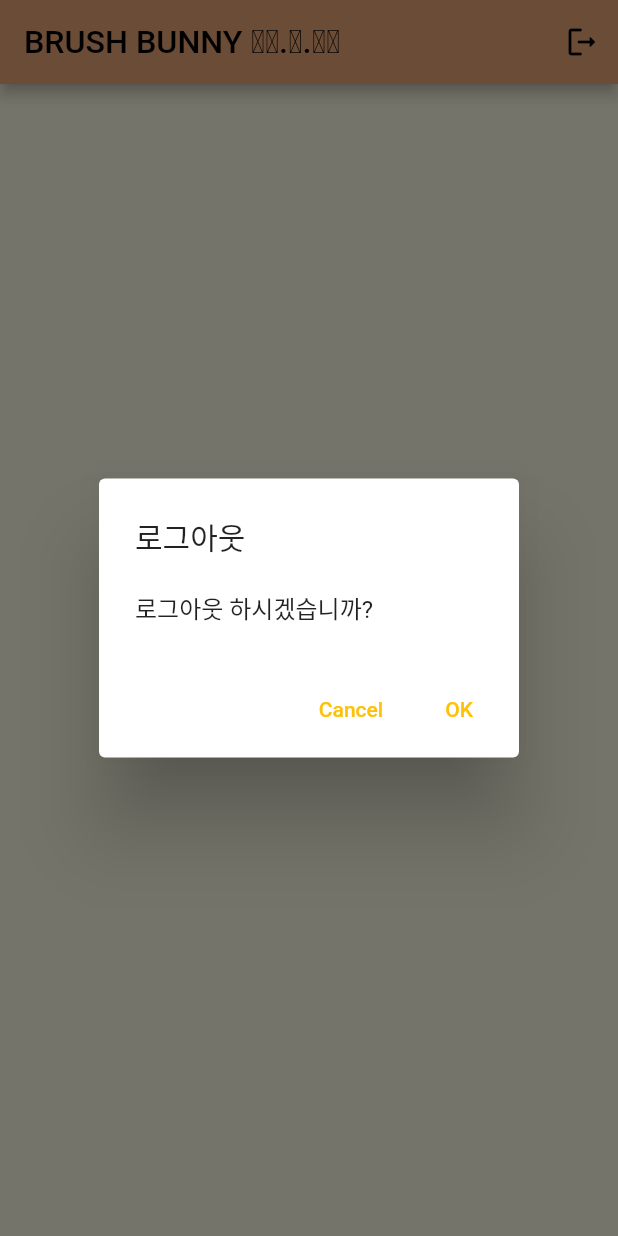
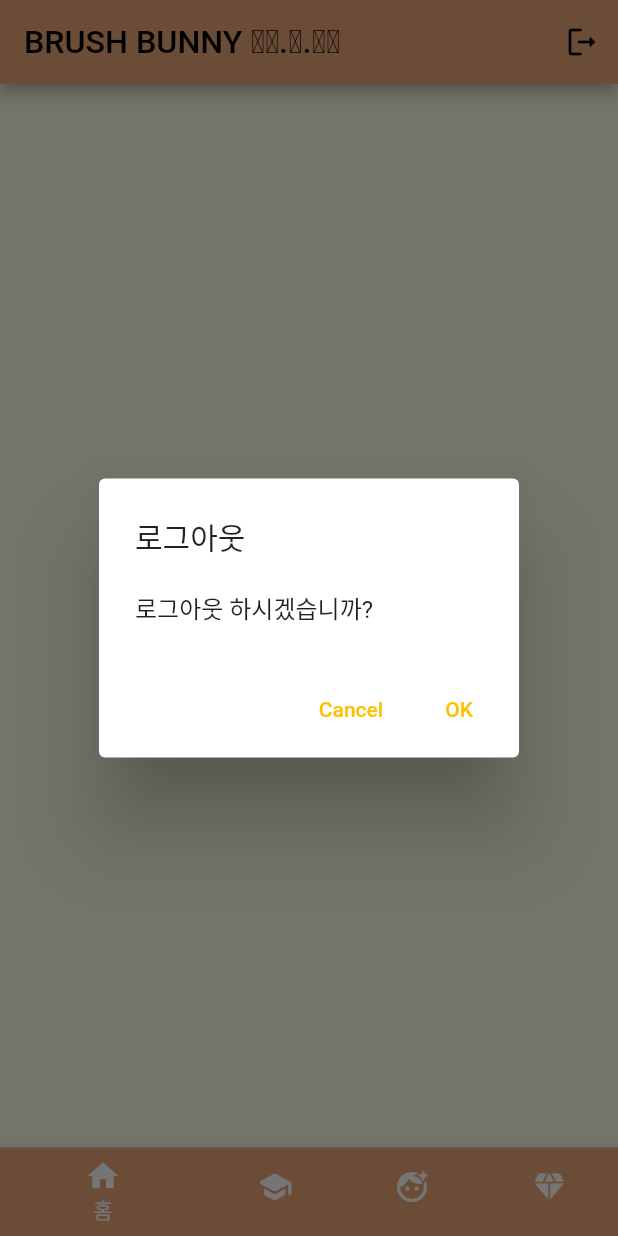
Before and after one commit to CNU-HCI-Lab/BrushBunny, a Flutter app: the screen it shows once a user with an empty profile is signed in, after a tap on the "logout" icon, on a phone screen of 412 x 824 dp. Run offline on Flutter 3.47's test engine with Material 2 defaults, Android fonts, the phone set to English and light mode, and no system bars; our stand-ins replace firebase_auth, firebase_core, responsive_sizer; missing offline and left inert: adobe_xd; accounts and stored records are empty; Roboto replaces fonts that are missing (HS-yuji).

Commit message:
home navigator

```diff
--- /dev/null
+++ b/lib/home_mainfeed.dart
@@ -0,0 +1,20 @@
+import 'package:flutter/material.dart';
+import 'package:responsive_sizer/responsive_sizer.dart';
+
+class HomeMainFeed extends StatefulWidget {
+  const HomeMainFeed({super.key});
+
+  @override
+  State<HomeMainFeed> createState() => _HomeMainFeedState();
+}
+
+class _HomeMainFeedState extends State<HomeMainFeed> {
+  @override
+  Widget build(BuildContext context) {
+    return ResponsiveSizer(builder: (context, orientation, deviceType) {
+      return Container(
+        child: Text('index 0'),
+      );
+    });
+  }
+}
--- a/lib/home_page.dart
+++ b/lib/home_page.dart
@@ -1,4 +1,8 @@
 import 'package:flutter/material.dart';
+import 'package:oral_hygiene_habits/do_brushing.dart';
+import 'package:oral_hygiene_habits/goal_reward.dart';
+import 'package:oral_hygiene_habits/home_mainfeed.dart';
+import 'package:oral_hygiene_habits/learning_oral_hygiene.dart';
 import 'package:responsive_sizer/responsive_sizer.dart';
 import 'package:firebase_auth/firebase_auth.dart';
 
@@ -9,6 +13,20 @@ class HomePage extends StatefulWidget {
 }
 
 class _HomePageState extends State<HomePage> {
+  int _selectedIndex = 0;
+
+  static const List<Widget> _widgetOptions = <Widget>[
+    HomeMainFeed(),
+    LearningOralHygiene(),
+    DoBrushing(),
+    GoalReward(),
+  ];
+  void _onItemTapped(int index) {
+    setState(() {
+      _selectedIndex = index;
+    });
+  }
+
   @override
   Widget build(BuildContext context) {
     return ResponsiveSizer(builder: (context, orientation, deviceType) {
@@ -49,20 +67,36 @@ class _HomePageState extends State<HomePage> {
             ),
           ],
         ),
+        bottomNavigationBar: BottomNavigationBar(
+          items: const <BottomNavigationBarItem>[
+            BottomNavigationBarItem(
+              backgroundColor: Color.fromARGB(255, 234, 166, 117),
+              icon: Icon(Icons.home),
+              label: '홈',
+            ),
+            BottomNavigationBarItem(
+              backgroundColor: Color(0xffA8CFBD),
+              icon: Icon(Icons.school_rounded),
+              label: '배우기',
+            ),
+            BottomNavigationBarItem(
+              backgroundColor: Color(0xffAEAC9A),
+              icon: Icon(Icons.face_retouching_natural),
+              label: '양치질',
+            ),
+            BottomNavigationBarItem(
+              backgroundColor: Color.fromARGB(255, 237, 180, 180),
+              icon: Icon(Icons.diamond_rounded),
+              label: '보상',
+            ),
+          ],
+          currentIndex: _selectedIndex,
+          selectedItemColor: Colors.white,
+          onTap: _onItemTapped,
+        ),
         body: Center(
-          child: Column(
-            mainAxisAlignment: MainAxisAlignment.center,
-            children: <Widget>[
-              const Text(
-                '메인홈페이지',
-              ),
-              Text(
-                'Brush Bunny',
-                style: Theme.of(context).textTheme.headlineMedium,
-              ),
-            ],
-          ),
-        ), // This trailing comma makes auto-formatting nicer for build methods.
+          child: _widgetOptions.elementAt(_selectedIndex),
+        ),
       );
     });
   }
--- a/pubspec.yaml
+++ b/pubspec.yaml
@@ -39,6 +39,7 @@ dependencies:
   firebase_auth: ^4.2.5
   adobe_xd: ^2.0.1
   responsive_sizer: ^3.1.1
+  flutter_svg: ^1.1.6
 
 dev_dependencies:
   flutter_test:
@@ -65,6 +66,7 @@ flutter:
   # To add assets to your application, add an assets section, like this:
   assets:
     - assets/images/
+    - assets/icons/
 
   # An image asset can refer to one or more resolution-specific "variants", see
   # https://flutter.dev/assets-and-images/#resolution-aware
```
Also changed, not shown: lib/do_brushing.dart (added, +20 -0 lines), lib/goal_reward.dart (added, +20 -0 lines), lib/learning_oral_hygiene.dart (added, +20 -0 lines), assets/icons/dentistry_FILL0_wght400_GRAD0_opsz48.png (added), pubspec.lock.
